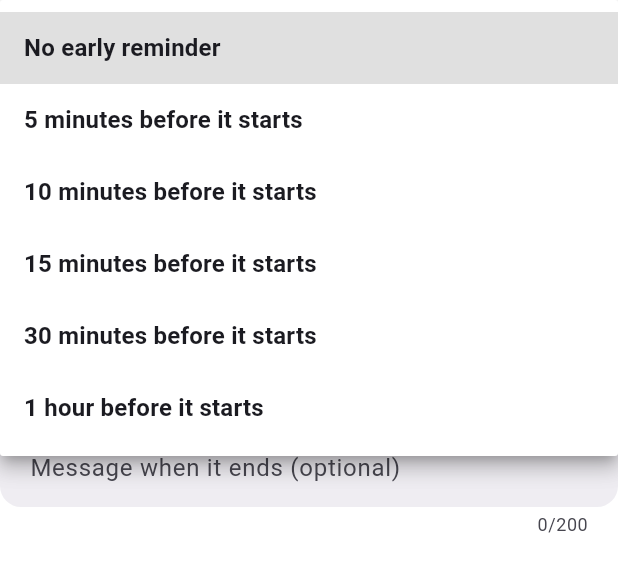
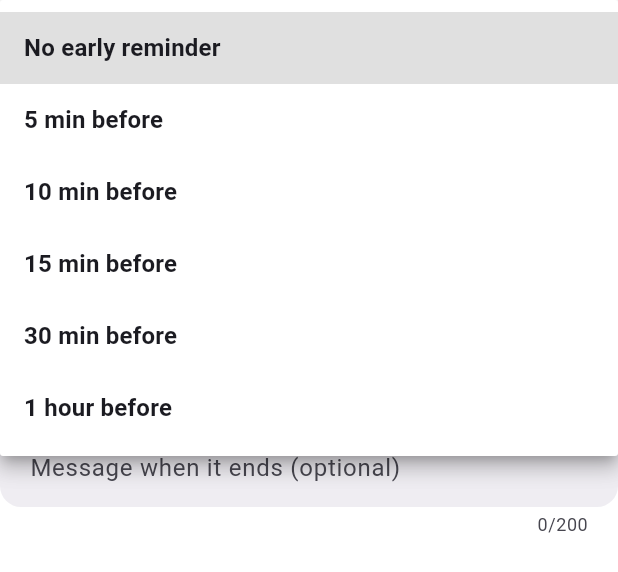
Before and after one commit to simrankaran/to-do-list-app, a Flutter app: the _AlertOptions widget shown alone on an empty page, opened directly with empty values, after a tap on "No early reminder", on a phone screen of 412 x 824 dp. Shown: the top 572 px of the screen. Run offline on Flutter 3.47's test engine with Material 3 defaults, Android fonts, the phone set to English and light mode, and no system bars; our stand-ins replace file_picker, flutter_local_notifications, image_picker, material_ui, supabase_flutter, timezone; accounts and stored records are empty.

Commit message:
Fix overflow in the early-reminder and alert-sound dropdowns
Expand both dropdowns to their field width, ellipsize long items and
shorten the early-reminder labels.

Co-Authored-By: Claude Fable 5.2 <noreply@anthropic.com>

```diff
--- a/lib/features/tasks/task_editor_page.dart
+++ b/lib/features/tasks/task_editor_page.dart
@@ -705,8 +705,8 @@ class _AlertOptions extends StatelessWidget {
 
   static String _earlyLabel(int minutes) => switch (minutes) {
     0 => 'No early reminder',
-    60 => '1 hour before it starts',
-    _ => '$minutes minutes before it starts',
+    60 => '1 hour before',
+    _ => '$minutes min before',
   };
 
   @override
@@ -723,13 +723,18 @@ class _AlertOptions extends StatelessWidget {
       children: [
         DropdownButtonFormField<int>(
           initialValue: earlyMinutes,
+          // Fill the field and shorten long text instead of overflowing.
+          isExpanded: true,
           decoration: const InputDecoration(
             labelText: 'Early reminder',
             prefixIcon: Icon(Icons.alarm_rounded),
           ),
           items: [
             for (final m in earlyReminderOptions)
-              DropdownMenuItem(value: m, child: Text(_earlyLabel(m))),
+              DropdownMenuItem(
+                value: m,
+                child: Text(_earlyLabel(m), overflow: TextOverflow.ellipsis),
+              ),
           ],
           onChanged: (v) => onEarlyChanged(v ?? 0),
         ),
@@ -765,13 +770,17 @@ class _AlertOptions extends StatelessWidget {
               Expanded(
                 child: DropdownButtonFormField<AlertSound>(
                   initialValue: sound,
+                  isExpanded: true,
                   decoration: const InputDecoration(
                     labelText: 'Alert sound',
                     prefixIcon: Icon(Icons.music_note_rounded),
                   ),
                   items: [
                     for (final s in AlertSound.values)
-                      DropdownMenuItem(value: s, child: Text(s.label)),
+                      DropdownMenuItem(
+                        value: s,
+                        child: Text(s.label, overflow: TextOverflow.ellipsis),
+                      ),
                   ],
                   onChanged: (v) => onSoundChanged(v ?? AlertSound.standard),
                 ),
```
